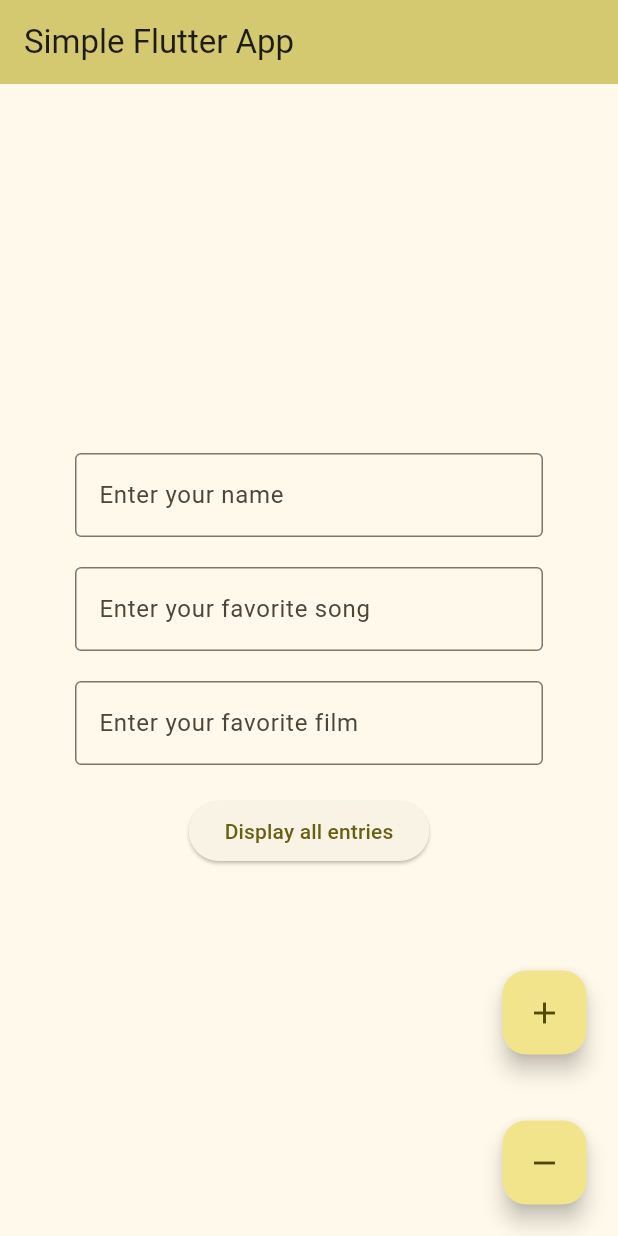
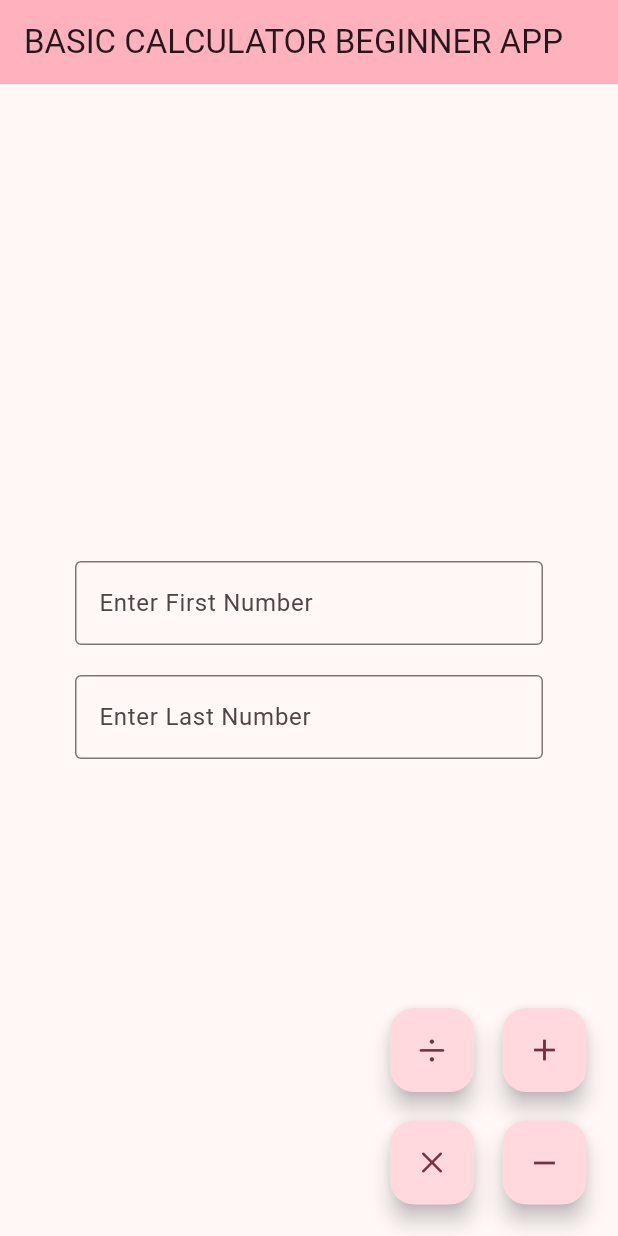
Before and after one commit to ktldsm27/simple-flutter-name-displayer, a Flutter app: the screen it shows after launch, after a tap on the "remove" icon, on a phone screen of 412 x 824 dp. Run offline on Flutter 3.47's test engine with Material 3 defaults, Android fonts, the phone set to English and light mode, and no system bars; our stand-ins replace fluttertoast.

Commit message:
basic flutter calculator displayer with number field

```diff
--- a/lib/main.dart
+++ b/lib/main.dart
@@ -1,3 +1,4 @@
+import 'package:flutter/cupertino.dart';
 import 'package:flutter/material.dart';
 import 'package:fluttertoast/fluttertoast.dart';
 
@@ -29,10 +30,10 @@ class MyApp extends StatelessWidget {
         //
         // This works for code too, not just values: Most code changes can be
         // tested with just a hot reload.
-        colorScheme: ColorScheme.fromSeed(seedColor: Colors.yellow),
+        colorScheme: ColorScheme.fromSeed(seedColor: Colors.pink),
         useMaterial3: true,
       ),
-      home: const MyHomePage(title: 'Simple Flutter App'),
+      home: const MyHomePage(title: 'BASIC CALCULATOR BEGINNER APP'),
     );
   }
 }
@@ -63,6 +64,7 @@ class _MyHomePageState extends State<MyHomePage> {
 
   void _incrementCounter() {
     setState(() {
+
       _counter++;
     });
   }
@@ -70,6 +72,31 @@ class _MyHomePageState extends State<MyHomePage> {
   void _minusCounter() {
     setState(() {
       _counter--;
+    });
+  }
+
+  double result = 0;
+  void _add(){
+    setState(() {
+      result = double.parse(txtFname.text) + double.parse(txtMname.text);
+    });
+  }
+
+  void _minus(){
+    setState(() {
+      result = double.parse(txtFname.text) - double.parse(txtMname.text);
+    });
+  }
+
+  void _divide(){
+    setState(() {
+      result = double.parse(txtFname.text) / double.parse(txtMname.text);
+    });
+  }
+
+  void _multiply(){
+    setState(() {
+      result = double.parse(txtFname.text) * double.parse(txtMname.text);
     });
   }
 
@@ -94,7 +121,7 @@ class _MyHomePageState extends State<MyHomePage> {
                 controller: txtFname,
                 decoration: InputDecoration(
                   border: OutlineInputBorder(),
-                  hintText: 'Enter your name',
+                  hintText: 'Enter First Number',
                 ),
               ),
             ),
@@ -104,37 +131,10 @@ class _MyHomePageState extends State<MyHomePage> {
                 controller: txtMname,
                 decoration: InputDecoration(
                   border: OutlineInputBorder(),
-                  hintText: 'Enter your favorite song',
+                  hintText: 'Enter Last Number',
                 ),
               ),
             ),
-            Padding(
-              padding: const EdgeInsets.symmetric(vertical: 10, horizontal: 50),
-              child: TextField(
-                controller: txtLname,
-                decoration: InputDecoration(
-                  border: OutlineInputBorder(),
-                  hintText: 'Enter your favorite film',
-                ),
-              ),
-            ),
-            Padding(
-              padding: const EdgeInsets.symmetric(vertical: 10, horizontal: 50),
-              child: ElevatedButton(
-                  onPressed: (){
-                    Fluttertoast.showToast(
-                        msg: "${txtFname.text} ${txtMname.text} ${txtLname.text}",
-                        toastLength: Toast.LENGTH_SHORT,
-                        gravity: ToastGravity.CENTER,
-                        timeInSecForIosWeb: 5,
-                        backgroundColor: Colors.red,
-                        textColor: Colors.white,
-                        fontSize: 16.0
-                    );
-                  },
-                  child: Text('Display all entries')
-              ),
-            )
           ],
         ),
       ),
@@ -144,18 +144,78 @@ class _MyHomePageState extends State<MyHomePage> {
               alignment: Alignment.bottomRight,
               children: [
                 Positioned(
-                    bottom: 100,
+                    bottom: 75,
                     child: FloatingActionButton(
-                      onPressed: _incrementCounter,
-                      tooltip: 'Increment',
+                      onPressed: (){
+                        _add();
+                        Fluttertoast.showToast(
+                            msg: "The Answer is: $result",
+                            toastLength: Toast.LENGTH_SHORT,
+                            gravity: ToastGravity.CENTER,
+                            timeInSecForIosWeb: 5,
+                            backgroundColor: Colors.red,
+                            textColor: Colors.white,
+                            fontSize: 16.0
+                        );
+                      },
+                      tooltip: 'Addition',
                       child: const Icon(Icons.add),
                     )),
                 Positioned(
                     bottom: 0,
                     child: FloatingActionButton(
-                      onPressed: _minusCounter,
-                      tooltip: 'Decrement',
+                      onPressed: (){
+                        _minus();
+                        Fluttertoast.showToast(
+                            msg: "The Answer is: $result",
+                            toastLength: Toast.LENGTH_SHORT,
+                            gravity: ToastGravity.CENTER,
+                            timeInSecForIosWeb: 5,
+                            backgroundColor: Colors.red,
+                            textColor: Colors.white,
+                            fontSize: 16.0
+                        );
+                      },
+                      tooltip: 'Subtract',
                       child: const Icon(Icons.remove),
+                    )),
+                Positioned(
+                    bottom: 75,
+                    right: 75,
+                    child: FloatingActionButton(
+                      onPressed: (){
+                        _divide();
+                        Fluttertoast.showToast(
+                            msg: "The Answer is: $result",
+                            toastLength: Toast.LENGTH_SHORT,
+                            gravity: ToastGravity.CENTER,
+                            timeInSecForIosWeb: 5,
+                            backgroundColor: Colors.red,
+                            textColor: Colors.white,
+                            fontSize: 16.0
+                        );
+                      },
+                      tooltip: 'Divide',
+                      child: const Icon(CupertinoIcons.divide),
+                    )),
+                Positioned(
+                    bottom: 0,
+                    right: 75,
+                    child: FloatingActionButton(
+                      onPressed: (){
+                        _multiply();
+                        Fluttertoast.showToast(
+                            msg: "The Answer is: $result",
+                            toastLength: Toast.LENGTH_SHORT,
+                            gravity: ToastGravity.CENTER,
+                            timeInSecForIosWeb: 5,
+                            backgroundColor: Colors.pink,
+                            textColor: Colors.blue,
+                            fontSize: 16.0
+                        );
+                      },
+                      tooltip: 'Multiply',
+                      child: const Icon(CupertinoIcons.multiply),
                     )),
               ]
           )
```
